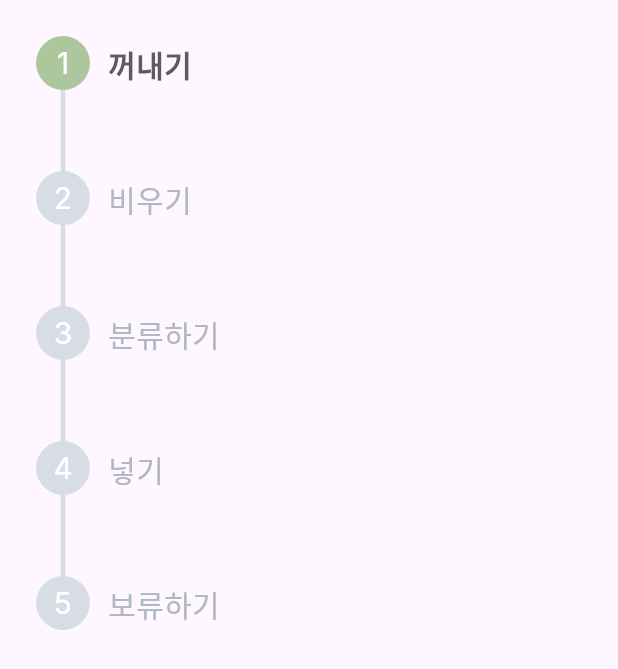
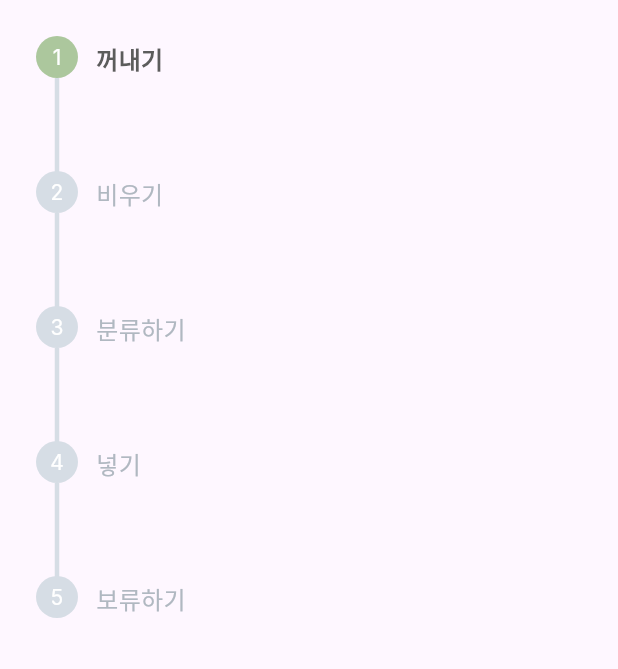
Before and after one commit to Mu-swu/Mu-Flutter, a Flutter app: the StepNavigation widget shown alone on an empty page, opened directly with empty values, on a phone screen of 412 x 824 dp. Shown: the top 669 px of the screen. Run offline on Flutter 3.47's test engine with Material 3 defaults, Android fonts, the phone set to English and light mode, and no system bars; our stand-ins replace camera, drift, fl_chart, flutter_dotenv, flutter_slidable, flutter_svg and 6 more; missing offline and left inert: tflite_flutter; accounts and stored records are empty; generated files the repository leaves out were written again; network calls fail; Roboto replaces fonts that are missing (Inter, Pretendard).

```diff
--- a/lib/widgets/step_navigation.dart
+++ b/lib/widgets/step_navigation.dart
@@ -65,8 +65,8 @@ class StepNavigation extends StatelessWidget {
           Column(
             children: [
               Container(
-                width: 36,
-                height: 36,
+                width: 28,
+                height: 28,
                 decoration: ShapeDecoration(
                   color: isCurrent ? selectedColor : const Color(0xFFD6DDE5),
                   shape: const OvalBorder(),
@@ -76,7 +76,7 @@ class StepNavigation extends StatelessWidget {
                   '${index + 1}',
                   style: const TextStyle(
                     color: Colors.white,
-                    fontSize: 20,
+                    fontSize: 14,
                     fontFamily: 'Inter',
                     fontWeight: FontWeight.w400,
                   ),
@@ -100,7 +100,7 @@ class StepNavigation extends StatelessWidget {
             child: Text(
               stepTitles[index],
               style: TextStyle(
-                fontSize: 20,
+                fontSize: 16,
                 fontFamily: 'Pretendard',
                 fontWeight: isCurrent ? FontWeight.w600 : FontWeight.w400,
                 color: isCurrent ? const Color(0xFF5C5C5C) : const Color(0xFFB0B8C1),
```
Also changed, not shown: lib/MissionStepPage.dart (+52 -50 lines), lib/widgets/tts_text_box.dart (+4 -12 lines).
